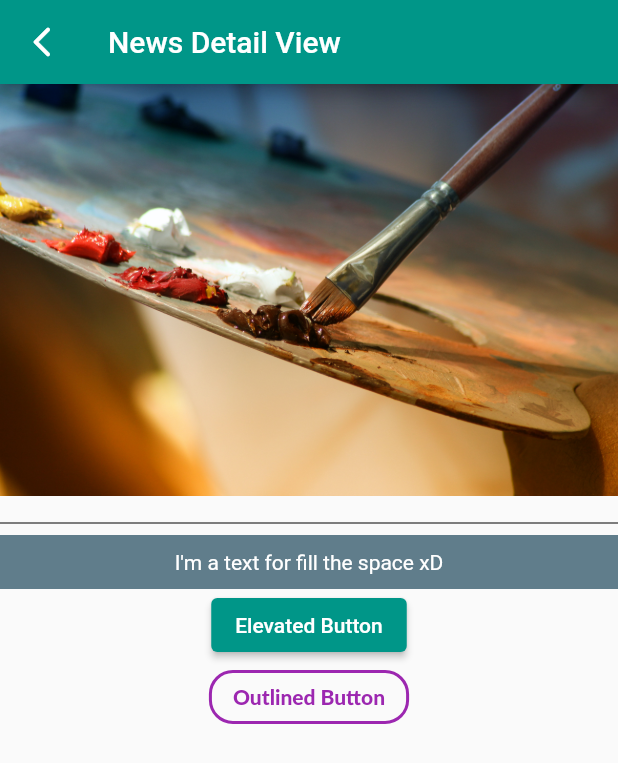
After one commit to Adrigondo/news-api.flutter, a Flutter app: the screen it shows after launch, after a tap on "This is a button", on a phone screen of 412 x 824 dp. The commit adds this screen. Shown: the top 763 px of the screen. Run offline on Flutter 3.47's test engine with Material 2 defaults, Android fonts, the phone set to English and light mode, and no system bars; Roboto replaces fonts that are missing (Lato).

Commit message:
Update: testing buttons and text styles

```diff
--- /dev/null
+++ b/lib/home_page.dart
@@ -0,0 +1,22 @@
+import 'package:flutter/material.dart';
+import 'package:my_first_flutter_app/over_page.dart';
+
+class HomePage extends StatelessWidget {
+  const HomePage({super.key});
+
+  @override
+  Widget build(BuildContext context) {
+    return Center(
+      child: ElevatedButton(
+        onPressed: () {
+          Navigator.of(context).push(
+            MaterialPageRoute(builder: (BuildContext context) {
+              return const OverPage();
+            }),
+          );
+        },
+        child: const Text("This is a button"),
+      ),
+    );
+  }
+}
--- a/lib/main.dart
+++ b/lib/main.dart
@@ -3,6 +3,7 @@
 // found in the LICENSE file.
 
 import 'package:flutter/material.dart';
+import 'package:my_first_flutter_app/home_page.dart';
 
 void main() {
   runApp(const MyApp());
@@ -45,7 +46,7 @@ class _RootPageState extends State<RootPage> {
         appBar: AppBar(
           title: const Text("Informa2"),
         ),
-        body: Container(),
+        body: const HomePage(),
         floatingActionButton: FloatingActionButton(
           onPressed: () {
             debugPrint("Floating Action Button");
--- /dev/null
+++ b/lib/over_page.dart
@@ -0,0 +1,115 @@
+import 'package:flutter/material.dart';
+
+class OverPage extends StatefulWidget {
+  const OverPage({super.key});
+
+  @override
+  State<OverPage> createState() => _OverPageState();
+}
+
+class _OverPageState extends State<OverPage> {
+  bool dynamicButtonPressed = false;
+  @override
+  Widget build(BuildContext context) {
+    return Scaffold(
+      appBar: AppBar(
+        title: const Text("News Detail View"),
+        automaticallyImplyLeading: false,
+        leading: IconButton(
+          onPressed: () {
+            Navigator.of(context).pop();
+          },
+          icon: const Icon(Icons.arrow_back_ios_new_rounded),
+        ),
+      ),
+      body: Column(
+        children: [
+          Image.asset('assets/images/news_1.jpg'),
+          const SizedBox(
+            height: 10,
+          ),
+          const Divider(
+            color: Colors.black,
+          ),
+          Container(
+            color: Colors.blueGrey,
+            width: double.infinity,
+            padding: const EdgeInsets.all(10.0),
+            child: const Center(
+              child: Text(
+                "I'm a text for fill the space xD",
+                style: TextStyle(color: Colors.white),
+              ),
+            ),
+          ),
+          ElevatedButton(
+            onPressed: () {
+              debugPrint("I'm an artist");
+            },
+            child: const Text("Elevated Button"),
+          ),
+          OutlinedButton(
+            style: ButtonStyle(
+              /* backgroundColor:
+                  MaterialStateProperty.resolveWith<Color>((states) {
+                if (states.contains(MaterialState.disabled)) {
+                  return Colors.grey;
+                }
+                return Colors.white;
+              }), */
+              overlayColor: MaterialStateProperty.resolveWith<Color>((states) {
+                return Colors.purple;
+                /* if (states.contains(MaterialState.pressed)) {
+                }
+                return Colors.; */
+              }),
+              /* shadowColor: MaterialStateProperty.resolveWith<Color>((states) {
+                // return Colors.blue.shade900;
+              }), */
+              side: MaterialStateProperty.resolveWith((states) {
+                Color _borderColor;
+
+                if (states.contains(MaterialState.disabled)) {
+                  _borderColor = Colors.pink.shade800;
+                } else if (states.contains(MaterialState.pressed)) {
+                  _borderColor = Colors.purple.shade600;
+                } else {
+                  _borderColor = Colors.purple;
+                }
+
+                return BorderSide(color: _borderColor, width: 2);
+              }),
+              shape: MaterialStateProperty.resolveWith<OutlinedBorder>((_) {
+                return RoundedRectangleBorder(
+                    borderRadius: BorderRadius.circular(16));
+              }),
+            ),
+            onPressed: () {
+              debugPrint("I'm an oultined button");
+              debugPrint("Button pressed: $dynamicButtonPressed");
+              changeStyle();
+            },
+            child: Text(
+              "Outlined Button",
+              style: TextStyle(
+                fontWeight: FontWeight.w800,
+                fontSize: 14,
+                decorationThickness: 4,
+                fontFamily: "Lato",
+                color: dynamicButtonPressed
+                    ? Colors.purple.shade900
+                    : Colors.purple,
+              ),
+            ),
+          ),
+        ],
+      ),
+    );
+  }
+
+  changeStyle() {
+    setState(() {
+      dynamicButtonPressed = true;
+    });
+  }
+}
--- a/pubspec.yaml
+++ b/pubspec.yaml
@@ -60,8 +60,8 @@ flutter:
   uses-material-design: true
 
   # To add assets to your application, add an assets section, like this:
-  # assets:
-  #   - images/a_dot_burr.jpeg
+  assets:
+     - assets/images/
   #   - images/a_dot_ham.jpeg
 
   # An image asset can refer to one or more resolution-specific "variants", see
```
Also changed, not shown: assets/images/news.jpeg (added), assets/images/news_1.jpg (added).
